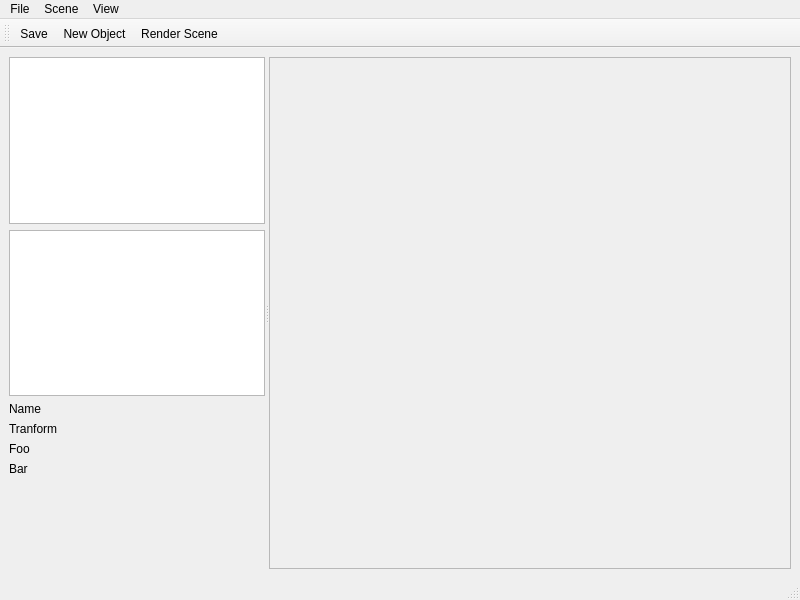
Above: mainwindow.ui from lilianmallardeau/RayTracerGUI before the change. Below: the same form after it.
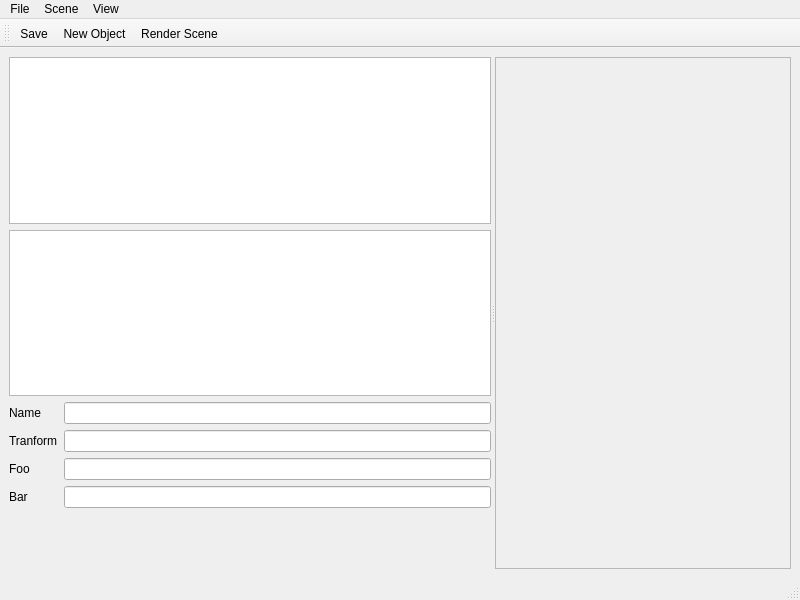
That is the form after the change.

Diff of the .ui file:
```diff
--- a/mainwindow.ui
+++ b/mainwindow.ui
@@ -72,6 +72,18 @@
             </property>
            </widget>
           </item>
+          <item row="0" column="1">
+           <widget class="QLineEdit" name="lineEdit"/>
+          </item>
+          <item row="1" column="1">
+           <widget class="QLineEdit" name="lineEdit_2"/>
+          </item>
+          <item row="2" column="1">
+           <widget class="QLineEdit" name="lineEdit_3"/>
+          </item>
+          <item row="3" column="1">
+           <widget class="QLineEdit" name="lineEdit_4"/>
+          </item>
          </layout>
         </item>
        </layout>
```
Left out of the diff: 21 changed lines with no effect on the pictures.
